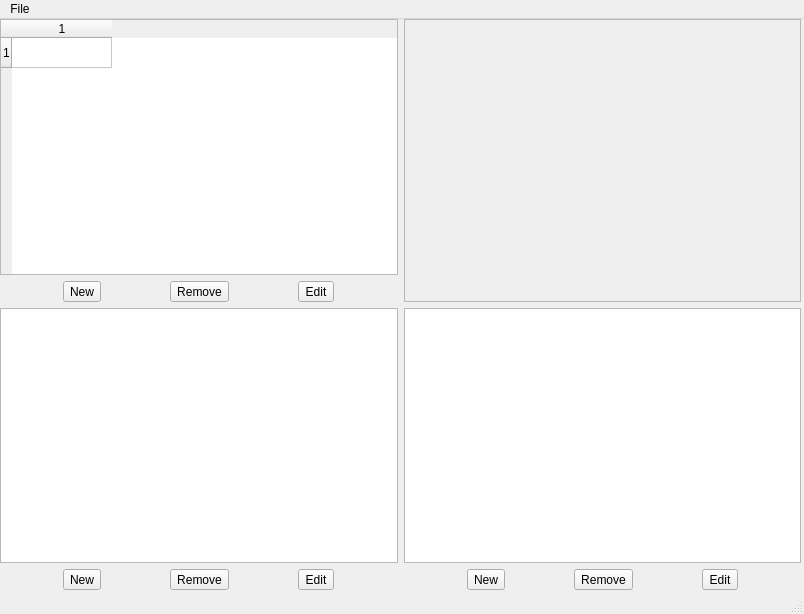
lucas-j-holder/Expense-Tracker, file ui/src/main.ui: the form before one commit.
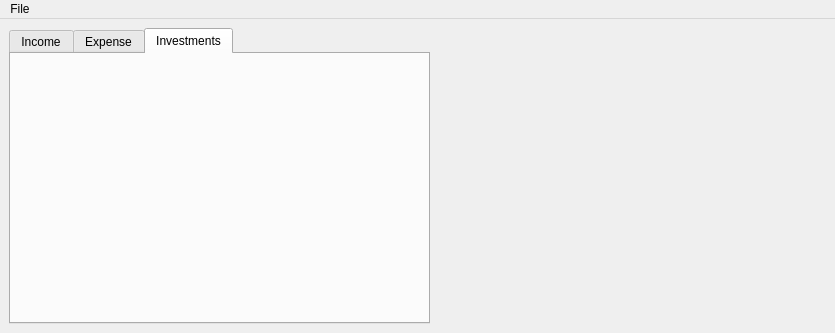
The form after the commit.

Diff of the .ui file:
```diff
--- a/ui/src/main.ui
+++ b/ui/src/main.ui
@@ -6,148 +6,145 @@
    <rect>
     <x>0</x>
     <y>0</y>
-    <width>804</width>
-    <height>614</height>
+    <width>835</width>
+    <height>333</height>
    </rect>
   </property>
   <property name="windowTitle">
    <string>MainWindow</string>
   </property>
   <widget class="QWidget" name="centralwidget">
-   <widget class="QWidget" name="layoutWidget">
-    <property name="geometry">
-     <rect>
-      <x>0</x>
-      <y>0</y>
-      <width>801</width>
-      <height>571</height>
-     </rect>
-    </property>
-    <layout class="QGridLayout" name="gridLayout">
-     <item row="0" column="0">
-      <layout class="QVBoxLayout" name="verticalLayout">
-       <item>
-        <widget class="QTableWidget" name="income_table">
-         <property name="rowCount">
-          <number>1</number>
+   <layout class="QHBoxLayout" name="horizontalLayout_2">
+    <item>
+     <layout class="QHBoxLayout" name="horizontalLayout">
+      <property name="spacing">
+       <number>0</number>
+      </property>
+      <item>
+       <widget class="QTabWidget" name="tablesDisplayWidget">
+        <property name="minimumSize">
+         <size>
+          <width>411</width>
+          <height>291</height>
+         </size>
+        </property>
+        <property name="currentIndex">
+         <number>2</number>
+        </property>
+        <widget class="QWidget" name="income">
+         <property name="sizePolicy">
+          <sizepolicy hsizetype="Ignored" vsizetype="Ignored">
+           <horstretch>0</horstretch>
+           <verstretch>0</verstretch>
+          </sizepolicy>
          </property>
-         <property name="columnCount">
-          <number>1</number>
+         <attribute name="title">
+          <string>Income</string>
+         </attribute>
+         <layout class="QHBoxLayout" name="horizontalLayout_4">
+          <property name="leftMargin">
+           <number>0</number>
+          </property>
+          <property name="topMargin">
+           <number>0</number>
+          </property>
+          <property name="rightMargin">
+           <number>0</number>
+          </property>
+          <property name="bottomMargin">
+           <number>0</number>
+          </property>
+         </layout>
+        </widget>
+        <widget class="QWidget" name="expense">
+         <property name="sizePolicy">
+          <sizepolicy hsizetype="Ignored" vsizetype="Ignored">
+           <horstretch>0</horstretch>
+           <verstretch>0</verstretch>
+          </sizepolicy>
          </property>
-         <row/>
-         <column/>
+         <attribute name="title">
+          <string>Expense</string>
+         </attribute>
+         <layout class="QHBoxLayout" name="horizontalLayout_5">
+          <property name="leftMargin">
+           <number>0</number>
+          </property>
+          <property name="topMargin">
+           <number>0</number>
+          </property>
+          <property name="rightMargin">
+           <number>0</number>
+          </property>
+          <property name="bottomMargin">
+           <number>0</number>
+          </property>
+         </layout>
         </widget>
-       </item>
-       <item>
-        <layout class="QHBoxLayout" name="horizontalLayout">
-         <item>
-          <widget class="QToolButton" name="income_new">
-           <property name="text">
-            <string>New</string>
-           </property>
-          </widget>
-         </item>
-         <item>
-          <widget class="QToolButton" name="income_remove">
-           <property name="text">
-            <string>Remove</string>
-           </property>
-          </widget>
-         </item>
-         <item>
-          <widget class="QToolButton" name="income_edit">
-           <property name="text">
-            <string>Edit</string>
-           </property>
-          </widget>
-         </item>
-        </layout>
-       </item>
-      </layout>
-     </item>
-     <item row="1" column="0">
-      <layout class="QVBoxLayout" name="verticalLayout_2">
-       <item>
-        <widget class="QTableWidget" name="expense_table"/>
-       </item>
-       <item>
-        <layout class="QHBoxLayout" name="horizontalLayout_2">
-         <item>
-          <widget class="QToolButton" name="expense_new">
-           <property name="text">
-            <string>New</string>
-           </property>
-          </widget>
-         </item>
-         <item>
-          <widget class="QToolButton" name="expense_remove">
-           <property name="text">
-            <string>Remove</string>
-           </property>
-          </widget>
-         </item>
-         <item>
-          <widget class="QToolButton" name="expense_edit">
-           <property name="text">
-            <string>Edit</string>
-           </property>
-          </widget>
-         </item>
-        </layout>
-       </item>
-      </layout>
-     </item>
-     <item row="0" column="1">
-      <widget class="QFrame" name="plot_frame">
-       <property name="frameShape">
-        <enum>QFrame::StyledPanel</enum>
-       </property>
-       <property name="frameShadow">
-        <enum>QFrame::Raised</enum>
-       </property>
-      </widget>
-     </item>
-     <item row="1" column="1">
-      <layout class="QVBoxLayout" name="verticalLayout_3">
-       <item>
-        <widget class="QTableWidget" name="investment_table"/>
-       </item>
-       <item>
-        <layout class="QHBoxLayout" name="horizontalLayout_3">
-         <item>
-          <widget class="QToolButton" name="investment_new">
-           <property name="text">
-            <string>New</string>
-           </property>
-          </widget>
-         </item>
-         <item>
-          <widget class="QToolButton" name="investments_remove">
-           <property name="text">
-            <string>Remove</string>
-           </property>
-          </widget>
-         </item>
-         <item>
-          <widget class="QToolButton" name="investments_edit">
-           <property name="text">
-            <string>Edit</string>
-           </property>
-          </widget>
-         </item>
-        </layout>
-       </item>
-      </layout>
-     </item>
-    </layout>
-   </widget>
+        <widget class="QWidget" name="investments">
+         <property name="sizePolicy">
+          <sizepolicy hsizetype="Ignored" vsizetype="Ignored">
+           <horstretch>0</horstretch>
+           <verstretch>0</verstretch>
+          </sizepolicy>
+         </property>
+         <attribute name="title">
+          <string>Investments</string>
+         </attribute>
+         <layout class="QHBoxLayout" name="horizontalLayout_6">
+          <property name="leftMargin">
+           <number>0</number>
+          </property>
+          <property name="topMargin">
+           <number>0</number>
+          </property>
+          <property name="rightMargin">
+           <number>0</number>
+          </property>
+          <property name="bottomMargin">
+           <number>0</number>
+          </property>
+         </layout>
+        </widget>
+       </widget>
+      </item>
+      <item>
+       <layout class="QVBoxLayout" name="verticalLayout">
+        <item>
+         <spacer name="verticalSpacer">
+          <property name="orientation">
+           <enum>Qt::Vertical</enum>
+          </property>
+          <property name="sizeHint" stdset="0">
+           <size>
+            <width>20</width>
+            <height>13</height>
+           </size>
+          </property>
+         </spacer>
+        </item>
+        <item>
+         <widget class="QWidget" name="plot_widget" native="true">
+          <property name="minimumSize">
+           <size>
+            <width>396</width>
+            <height>271</height>
+           </size>
+          </property>
+         </widget>
+        </item>
+       </layout>
+      </item>
+     </layout>
+    </item>
+   </layout>
   </widget>
   <widget class="QMenuBar" name="menubar">
    <property name="geometry">
     <rect>
      <x>0</x>
      <y>0</y>
-     <width>804</width>
+     <width>835</width>
      <height>22</height>
     </rect>
    </property>
@@ -160,7 +157,6 @@
    </widget>
    <addaction name="menuFile"/>
   </widget>
-  <widget class="QStatusBar" name="statusbar"/>
   <action name="actionNew">
    <property name="text">
     <string>New</string>
```
